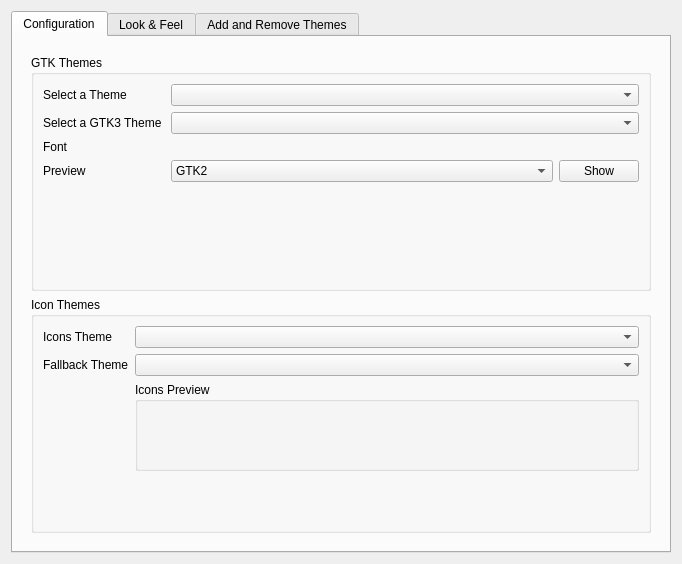
Old version of the form src/ui/gui.ui in the repository KDE/kde-gtk-config.
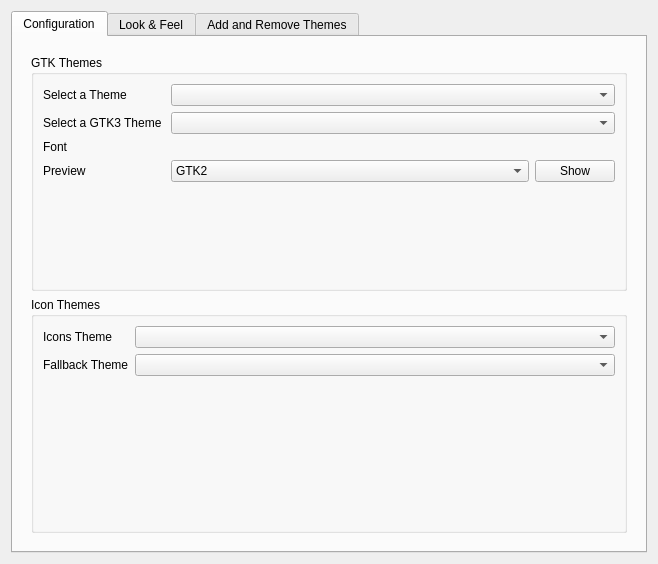
New version of the form. Icons and pictures are not drawn. Custom widgets are drawn as their Qt base class.

Commit message: Properly integrate the icons preview in the new GUI

```diff
--- a/src/ui/gui.ui
+++ b/src/ui/gui.ui
@@ -157,9 +157,6 @@
              <string>Icon Themes</string>
             </property>
             <layout class="QFormLayout" name="formLayout_2">
-             <property name="fieldGrowthPolicy">
-              <enum>QFormLayout::ExpandingFieldsGrow</enum>
-             </property>
              <item row="0" column="0">
               <widget class="QLabel" name="label_10">
                <property name="text">
@@ -201,10 +198,6 @@
               </widget>
              </item>
              <item row="2" column="1">
-              <widget class="QGroupBox" name="groupBox_4">
-               <property name="title">
-                <string>Icons Preview</string>
-               </property>
                <layout class="QHBoxLayout" name="horizontalLayout">
                 <item>
                  <spacer name="horizontalSpacer">
@@ -431,7 +424,6 @@
                  </spacer>
                 </item>
                </layout>
-              </widget>
              </item>
             </layout>
            </widget>
```
Lines whose indentation alone changed are shown as unchanged.
